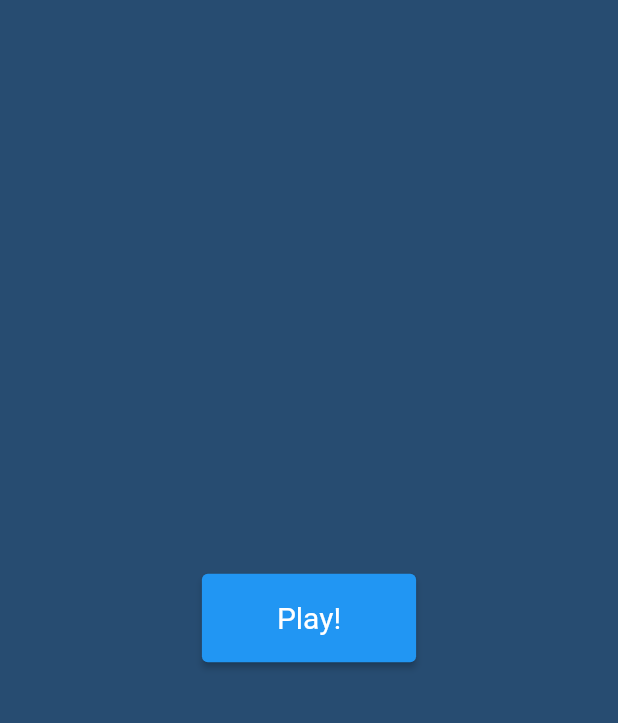
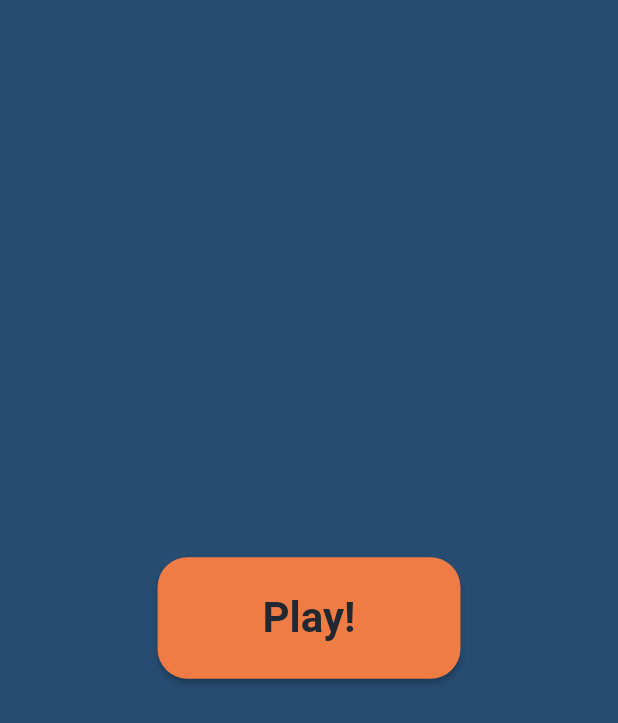
Before and after one commit to DevranAkat/Flutter-QuizApp, a Flutter app: the screen it shows after launch, on a phone screen of 412 x 824 dp. Shown: the top 723 px of the screen. Run offline on Flutter 3.47's test engine with Material 2 defaults, Android fonts, the phone set to English and light mode, and no system bars.

Commit message:
Update home_page.dart

```diff
--- a/lib/screens/home_page.dart
+++ b/lib/screens/home_page.dart
@@ -16,12 +16,19 @@ class PlayButton extends StatelessWidget {
   Widget build(BuildContext context) {
     return Center(
       child: ElevatedButton(
-          onPressed: () => Navigator.pushNamed(context, '/second'),
-          child: const Text('Play!'),
-          style: ElevatedButton.styleFrom(
-            primary: Colors.blue,
-            textStyle: const TextStyle(fontSize: 20),
-            padding: const EdgeInsets.symmetric(vertical: 18.0, horizontal: 50)),
+        onPressed: () => Navigator.pushNamed(context, '/second'),
+        child: const Text(
+          'Play!',
+          style: const TextStyle(color: Color(0xFF222831), fontWeight: FontWeight.bold),
+        ),
+        style: ElevatedButton.styleFrom(
+          primary: Color(0xFFEF7B45),
+          textStyle: const TextStyle(fontSize: 28),
+          padding: const EdgeInsets.symmetric(vertical: 24.0, horizontal: 70),
+          shape: RoundedRectangleBorder(
+            borderRadius: BorderRadius.circular(20),
+          ),
+        ),
       ),
     );
   }
```
